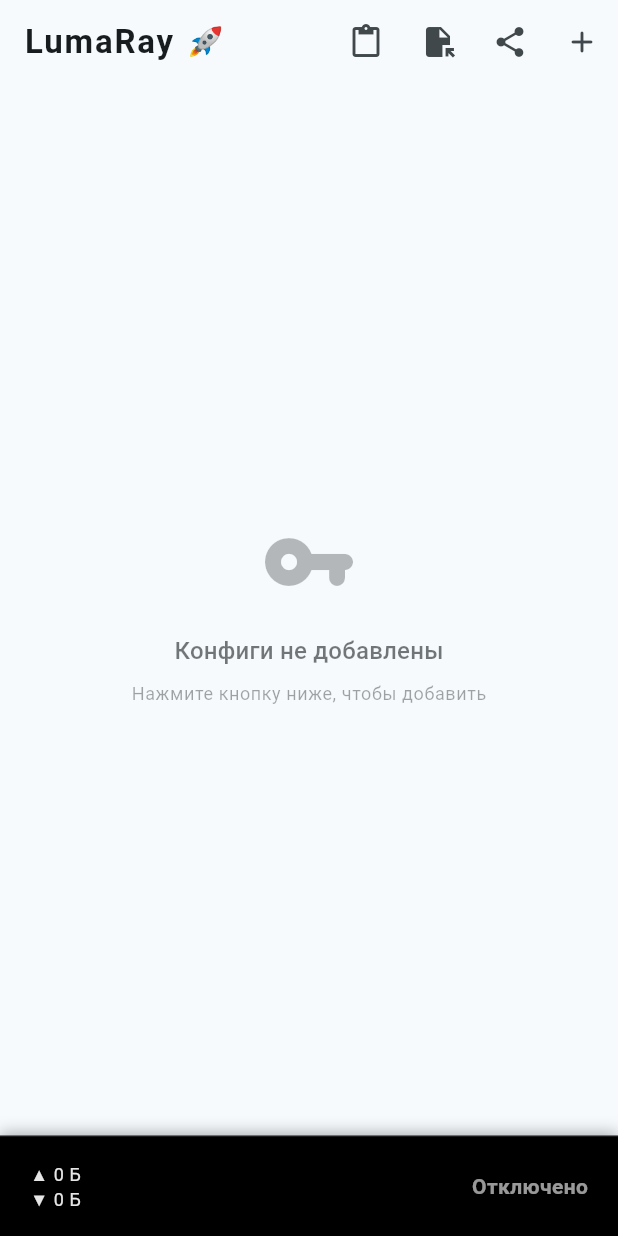
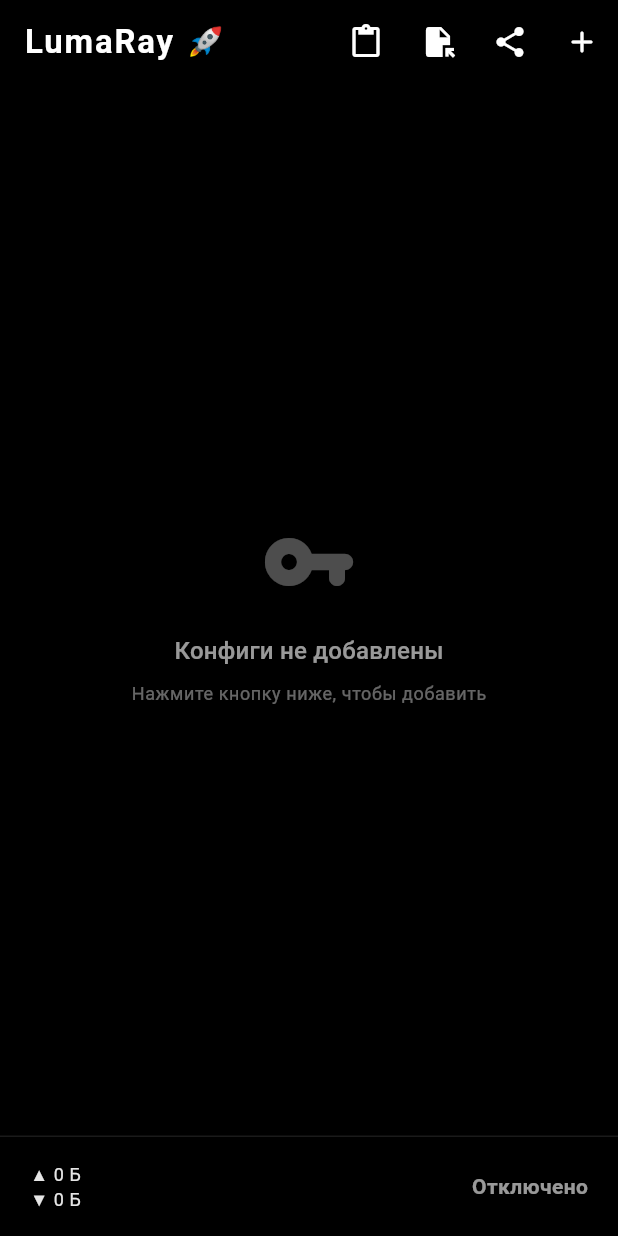
Before and after one commit to Reei-dp/AsteriaRay, a Flutter app: the screen it shows after launch, on a phone screen of 412 x 824 dp. Run offline on Flutter 3.47's test engine with Material 3 defaults, Android fonts, the light colour scheme and no system bars; our stand-ins replace file_picker, permission_handler, share_plus, shared_preferences; accounts and stored records are empty; statements that could not run were skipped.

Commit message:
Add OLED-optimized dark theme and remove debug banner

```diff
--- a/lib/main.dart
+++ b/lib/main.dart
@@ -33,10 +33,47 @@
       ],
       child: MaterialApp(
         title: 'LumaRay VLESS',
+        debugShowCheckedModeBanner: false,
         theme: ThemeData(
           colorScheme: ColorScheme.fromSeed(seedColor: Colors.blueGrey),
           useMaterial3: true,
         ),
+        darkTheme: ThemeData(
+          useMaterial3: true,
+          brightness: Brightness.dark,
+          fontFamily: null, // Use system default font which supports emoji
+          colorScheme: const ColorScheme.dark(
+            primary: Color(0xFF00D9FF),
+            secondary: Color(0xFF00D9FF),
+            surface: Color(0xFF000000),
+            background: Color(0xFF000000),
+            error: Color(0xFFCF6679),
+            onPrimary: Color(0xFF000000),
+            onSecondary: Color(0xFF000000),
+            onSurface: Color(0xFFFFFFFF),
+            onBackground: Color(0xFFFFFFFF),
+            onError: Color(0xFF000000),
+          ),
+          scaffoldBackgroundColor: const Color(0xFF000000),
+          cardColor: const Color(0xFF0A0A0A),
+          appBarTheme: const AppBarTheme(
+            backgroundColor: Color(0xFF000000),
+            foregroundColor: Color(0xFFFFFFFF),
+            elevation: 0,
+          ),
+          cardTheme: CardThemeData(
+            color: const Color(0xFF0A0A0A),
+            elevation: 2,
+            shape: RoundedRectangleBorder(
+              borderRadius: BorderRadius.circular(16),
+            ),
+          ),
+          floatingActionButtonTheme: const FloatingActionButtonThemeData(
+            backgroundColor: Color(0xFF00D9FF),
+            foregroundColor: Color(0xFF000000),
+          ),
+        ),
+        themeMode: ThemeMode.dark,
         home: const HomeScreen(),
       ),
     );
```
